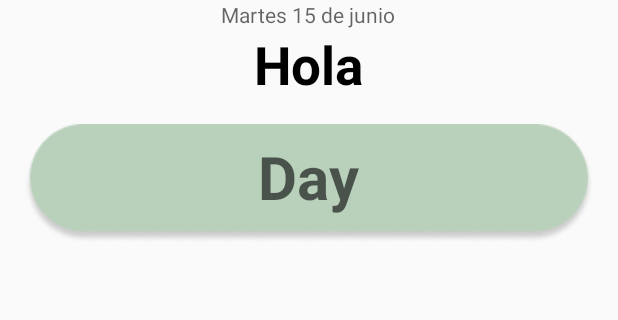
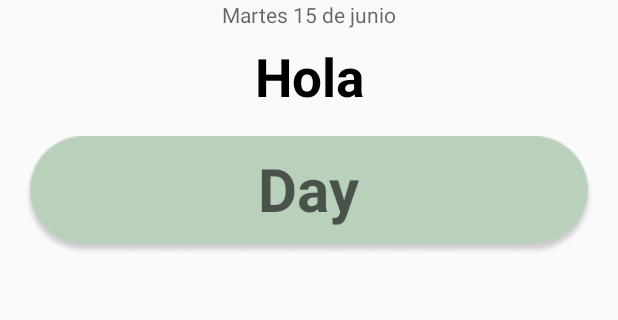
Before and after one commit to juanmatiasg/Grupo2Unlam, an Android app: the screen it shows after launch (MainActivity), on a phone screen of 412 x 824 dp, the part 273-593 px from its top. Run offline under Robolectric (Android 15) with nearby library versions, the phone set to English and light mode, and no system bars; our stand-ins replace navigation-ui.

Commit message:
centré vistas

```diff
--- a/app/src/main/res/layout/fragment_home.xml
+++ b/app/src/main/res/layout/fragment_home.xml
@@ -38,23 +38,19 @@
         android:id="@+id/txtBienvenida_Main"
         android:layout_width="wrap_content"
         android:layout_height="wrap_content"
-        android:layout_marginStart="170dp"
 
-        android:layout_marginLeft="170dp"
-        android:layout_marginEnd="170dp"
-        android:layout_marginRight="170dp"
+        android:layout_marginTop="8dp"
         android:text="Hola"
         android:textColor="@color/black"
         android:textSize="35dp"
         android:textStyle="bold"
         app:layout_constraintEnd_toEndOf="parent"
-        app:layout_constraintHorizontal_bias="1.0"
         app:layout_constraintStart_toStartOf="parent"
         app:layout_constraintTop_toBottomOf="@+id/txtDate_Main" />
 
     <TextView
         android:id="@+id/txtDate_Main"
-        android:layout_width="0dp"
+        android:layout_width="wrap_content"
         android:layout_height="wrap_content"
         android:layout_marginStart="147dp"
         android:layout_marginLeft="147dp"
```
